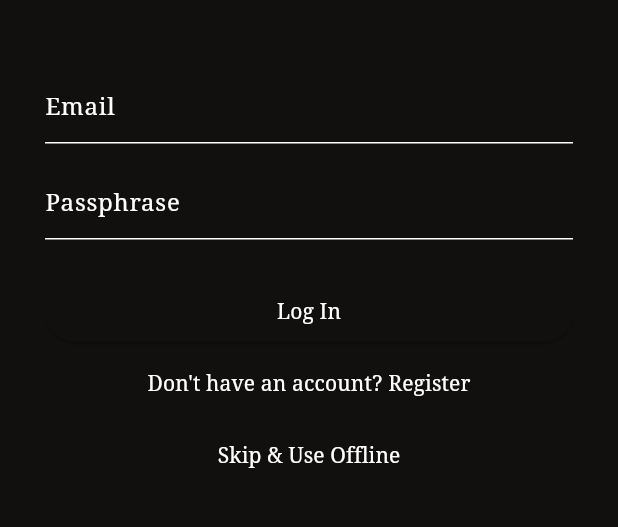
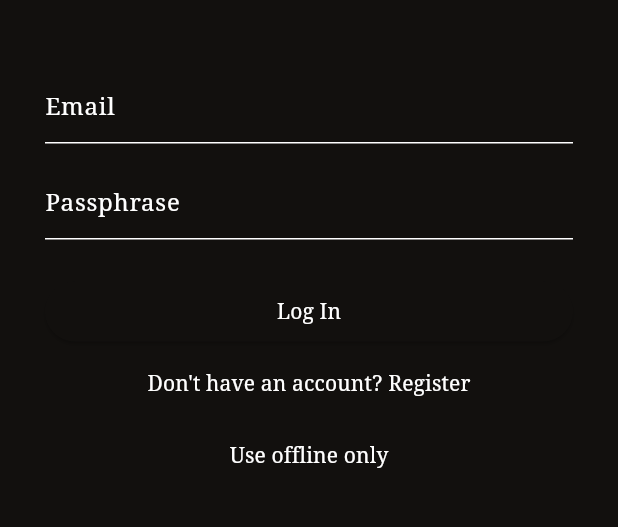
Before and after one commit to Wasberry-spaceapps/daybefore-native, a Flutter app: the AuthScreen screen opened by its route, on a phone screen of 412 x 824 dp, the part 407-934 px from its top. Run offline on Flutter 3.47's test engine with Material 3 defaults, Android fonts, the phone set to English and light mode, and no system bars; our stand-ins replace flutter_secure_storage, flutter_svg, go_router, lucide_icons_flutter, pdf, share_plus and 3 more; missing offline and left inert: cryptography, file_selector; accounts and stored records are empty; statements that could not run were skipped.

Commit message:
copy: revamp all text to we/our voice, remove marketing tone
Reflects founder's philosophy — Day Before as a journal with issues,
written by a human among humans. No prescriptive "you should" anywhere.

Co-Authored-By: Claude Opus 4.6 <noreply@anthropic.com>

```diff
--- a/native/lib/ui/app_shell.dart
+++ b/native/lib/ui/app_shell.dart
@@ -329,7 +329,7 @@ class EditorArea extends StatelessWidget {
     final state = context.watch<AppState>();
 
     if (state.activeType == null) {
-      return const Center(child: Text('Select an entry from the sidebar, or create a new one.'));
+      return const Center(child: Text('Select an entry, or create a new one.'));
     }
 
     String title = '';
@@ -407,18 +407,19 @@ class _AuthScreenState extends State<AuthScreen> {
               crossAxisAlignment: CrossAxisAlignment.stretch,
               children: [
                 Text(
-                  isMigration ? 'Account Upgraded' : 'Save Your Recovery Key',
+                  isMigration ? 'Account Upgraded — Recovery Key' : 'Our Recovery Key',
                   style: const TextStyle(fontSize: 24, fontWeight: FontWeight.bold),
                   textAlign: TextAlign.center,
                 ),
                 const SizedBox(height: 16),
                 Text(
                   isMigration
-                    ? 'Your account has been upgraded to stronger encryption. '
-                      'This key is the ONLY way to recover your journal if you forget your password. '
+                    ? 'Our account has been upgraded to stronger encryption. '
+                      'This key is the only way to access our entries if we forget our password. '
                       'This screen appears once — save it now.'
-                    : 'This is the ONLY way to recover your journal if you forget your password. '
-                      'We cannot reset it for you. Write it down or save it somewhere safe.',
+                    : 'This key is the only way to recover our journal if we forget our password. '
+                      'Nobody can reset it for us — that is the honest trade-off of real encryption. '
+                      'Write it down or keep it somewhere safe.',
                   textAlign: TextAlign.center,
                   style: const TextStyle(color: Colors.grey),
                 ),
@@ -441,7 +442,7 @@ class _AuthScreenState extends State<AuthScreen> {
                     setState(() => recoveryKey = null);
                     context.go('/');
                   },
-                  child: const Text('I have saved it'),
+                  child: const Text('I have saved this'),
                 ),
               ],
             ),
@@ -498,7 +499,7 @@ class _AuthScreenState extends State<AuthScreen> {
               ),
               TextButton(
                 onPressed: () => context.go('/'),
-                child: const Text("Skip & Use Offline"),
+                child: const Text("Use offline only"),
               )
             ],
           ),
```
Also changed, not shown: native/lib/ui/lock_screen.dart (+9 -9 lines).
